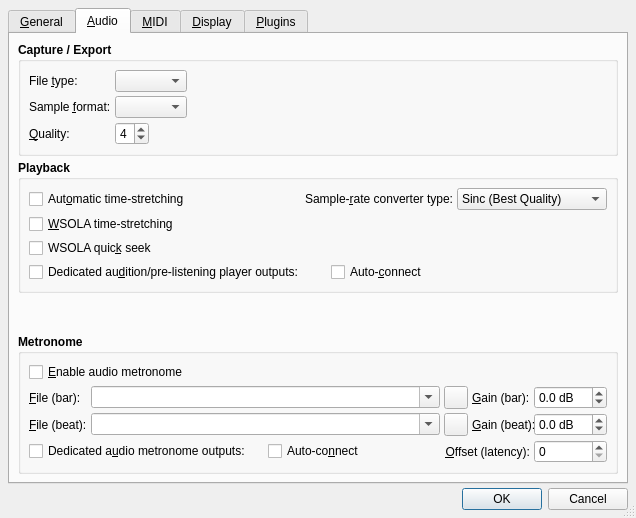
Qt form src/qtractorOptionsForm.ui (rncbc/qtractor) before a commit.
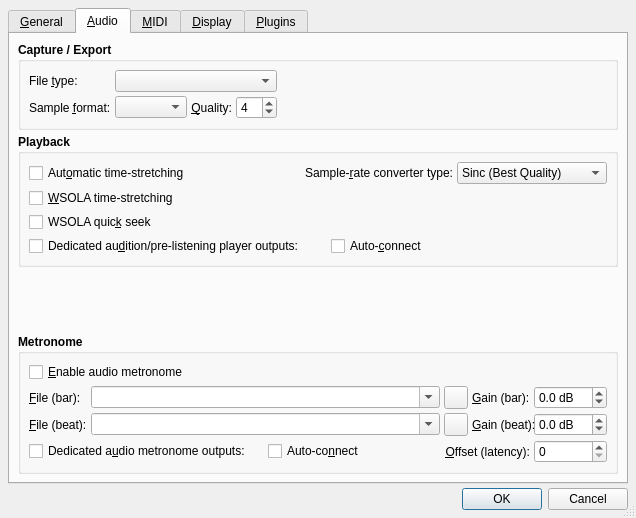
The same form after that commit. The open tabs and pages were chosen to show the change. Icons and pictures are not drawn. Custom widgets are drawn as their Qt base class.

Commit message: - Ogg Vorgis enconding quality option now comprising full interval 0-100% [0, 10]

The edit to the form file:
```diff
--- a/src/qtractorOptionsForm.ui
+++ b/src/qtractorOptionsForm.ui
@@ -708,7 +708,7 @@
             </property>
            </widget>
           </item>
-          <item row="0" column="1" colspan="2">
+          <item row="0" column="1" colspan="3">
            <widget class="QComboBox" name="AudioCaptureTypeComboBox">
             <property name="font">
              <font>
@@ -721,7 +721,7 @@
             </property>
            </widget>
           </item>
-          <item row="0" column="3" rowspan="2">
+          <item row="0" column="4" rowspan="2">
            <spacer>
             <property name="orientation">
              <enum>Qt::Horizontal</enum>
@@ -750,7 +750,7 @@
             </property>
            </widget>
           </item>
-          <item row="1" column="1" colspan="2">
+          <item row="1" column="1">
            <widget class="QComboBox" name="AudioCaptureFormatComboBox">
             <property name="font">
              <font>
@@ -763,7 +763,7 @@
             </property>
            </widget>
           </item>
-          <item row="2" column="0">
+          <item row="1" column="2">
            <widget class="QLabel" name="AudioCaptureQualityTextLabel">
             <property name="font">
              <font>
@@ -771,6 +771,9 @@
               <bold>false</bold>
              </font>
             </property>
+            <property name="alignment">
+             <set>Qt::AlignRight|Qt::AlignVCenter</set>
+            </property>
             <property name="text">
              <string>&amp;Quality:</string>
             </property>
@@ -779,7 +782,7 @@
             </property>
            </widget>
           </item>
-          <item row="2" column="1">
+          <item row="1" column="3">
            <widget class="QSpinBox" name="AudioCaptureQualitySpinBox">
             <property name="maximumSize">
              <size>
@@ -800,10 +803,10 @@
              <string/>
             </property>
             <property name="minimum">
-             <number>1</number>
+             <number>0</number>
             </property>
             <property name="maximum">
-             <number>9</number>
+             <number>10</number>
             </property>
             <property name="singleStep">
              <number>1</number>
@@ -813,19 +816,6 @@
             </property>
            </widget>
           </item>
-          <item row="2" column="2" colspan="2">
-           <spacer>
-            <property name="orientation">
-             <enum>Qt::Horizontal</enum>
-            </property>
-            <property name="sizeHint">
-             <size>
-              <width>120</width>
-              <height>20</height>
-             </size>
-            </property>
-           </spacer>
-          </item>
          </layout>
         </widget>
        </item>
```
The commit also changes 13 other files.
